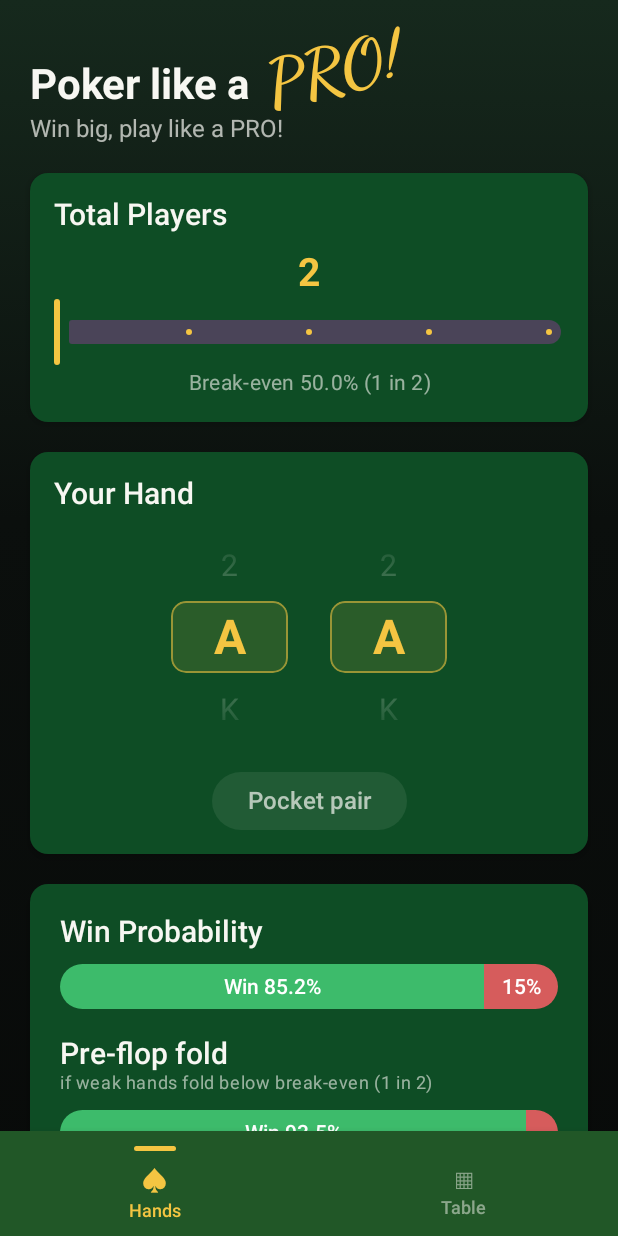
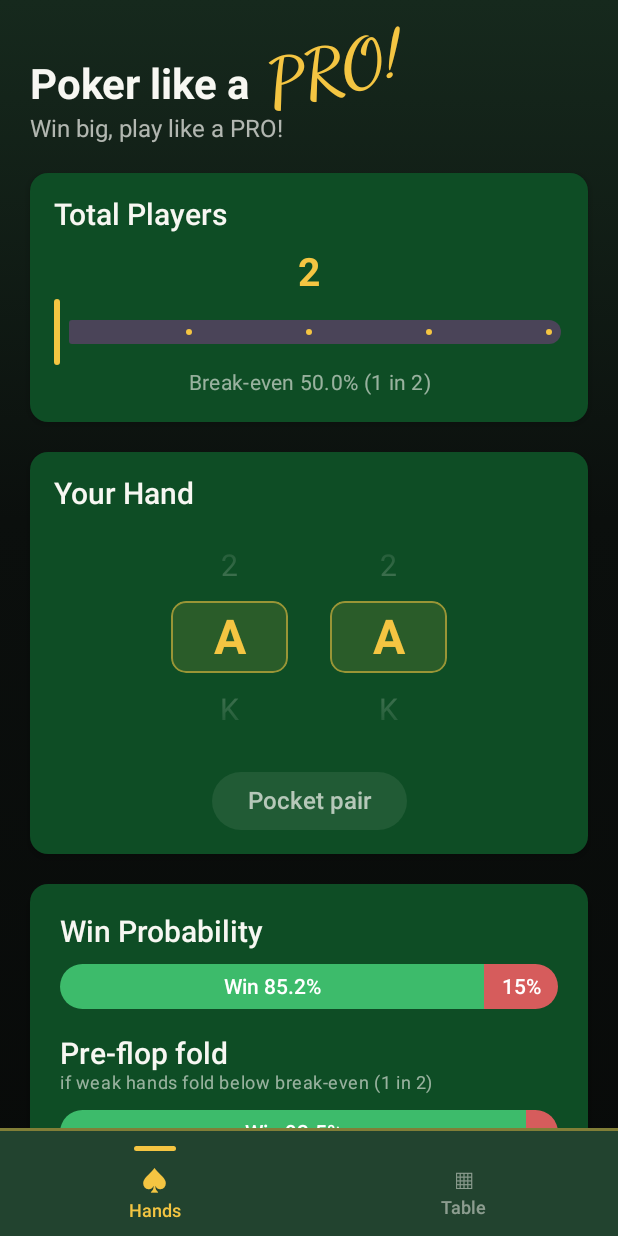
Before and after one commit to vtlinh/Poker-Stats, an Android app built with Jetpack Compose: the screen it shows after launch (MainActivity), on a phone screen of 412 x 824 dp. Run offline under Robolectric (Android 15) with nearby library versions, the phone set to English and light mode, and no system bars.

Commit message:
Make the footer tab bar stand out
The footer used the card surface color, so it blended into the near-black
screen. Give it a lighter slate panel and a gold top edge so it reads as a
raised bar.

Co-Authored-By: Claude Opus 4.8 <noreply@anthropic.com>
Claude-Session: https://claude.ai/code/session_01D5xi7EShBRkmNiwZD8aWrQ

```diff
--- a/app/src/main/java/com/pokerstats/odds/ui/PokerScreen.kt
+++ b/app/src/main/java/com/pokerstats/odds/ui/PokerScreen.kt
@@ -853,14 +853,25 @@ private fun gradeColor(t: Float): Color {
 
 // --- sticky footer tabs ----------------------------------------------------
 
+// A lighter slate panel so the footer reads as a raised bar over the near-black
+// screen, with a gold top edge to separate it from the content above.
+private val FooterBackground = Color(0xFF22432F)
+
 @Composable
 private fun TabBar(selected: Tab, onSelect: (Tab) -> Unit) {
-    Surface(
-        color = MaterialTheme.colorScheme.surface,
-        tonalElevation = 3.dp,
-        shadowElevation = 8.dp,
+    Column(
+        Modifier
+            .fillMaxWidth()
+            .background(FooterBackground)
+            .navigationBarsPadding(),
     ) {
-        Row(Modifier.fillMaxWidth().navigationBarsPadding()) {
+        Box(
+            Modifier
+                .fillMaxWidth()
+                .height(2.dp)
+                .background(MaterialTheme.colorScheme.primary.copy(alpha = 0.45f)),
+        )
+        Row(Modifier.fillMaxWidth()) {
             Tab.entries.forEach { tab ->
                 TabItem(tab, selected == tab, onSelect, Modifier.weight(1f))
             }
```
